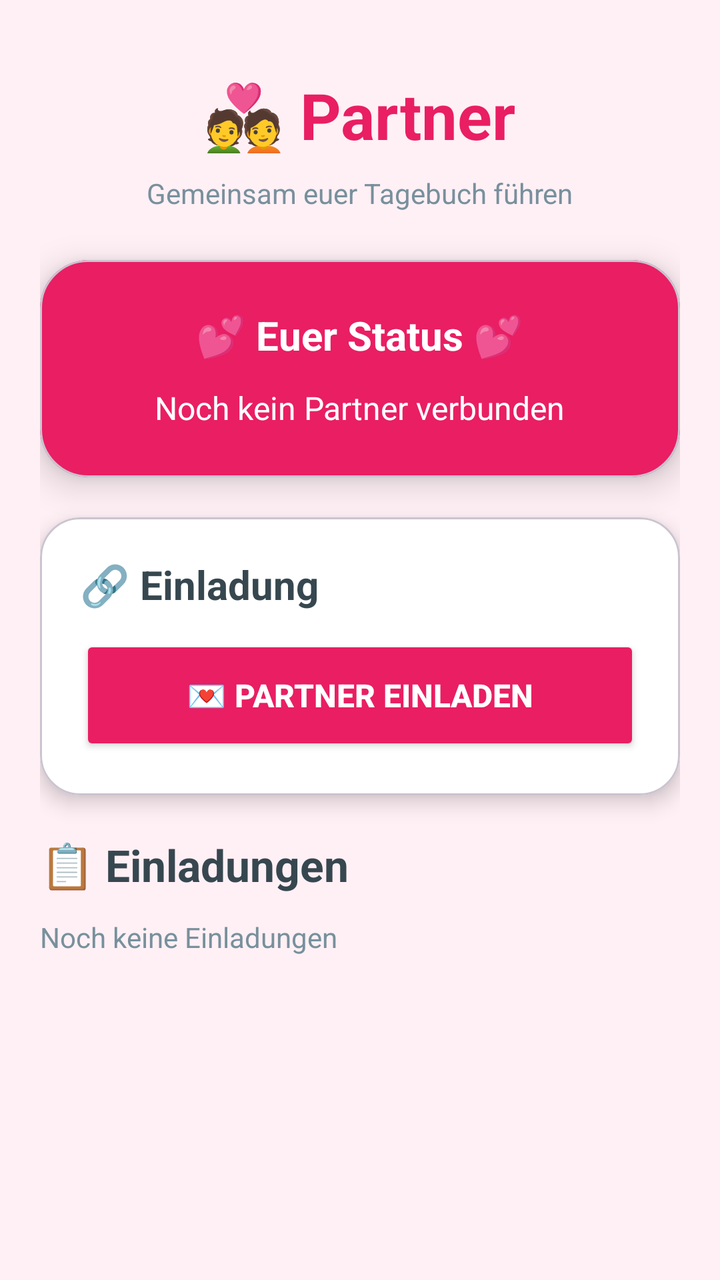
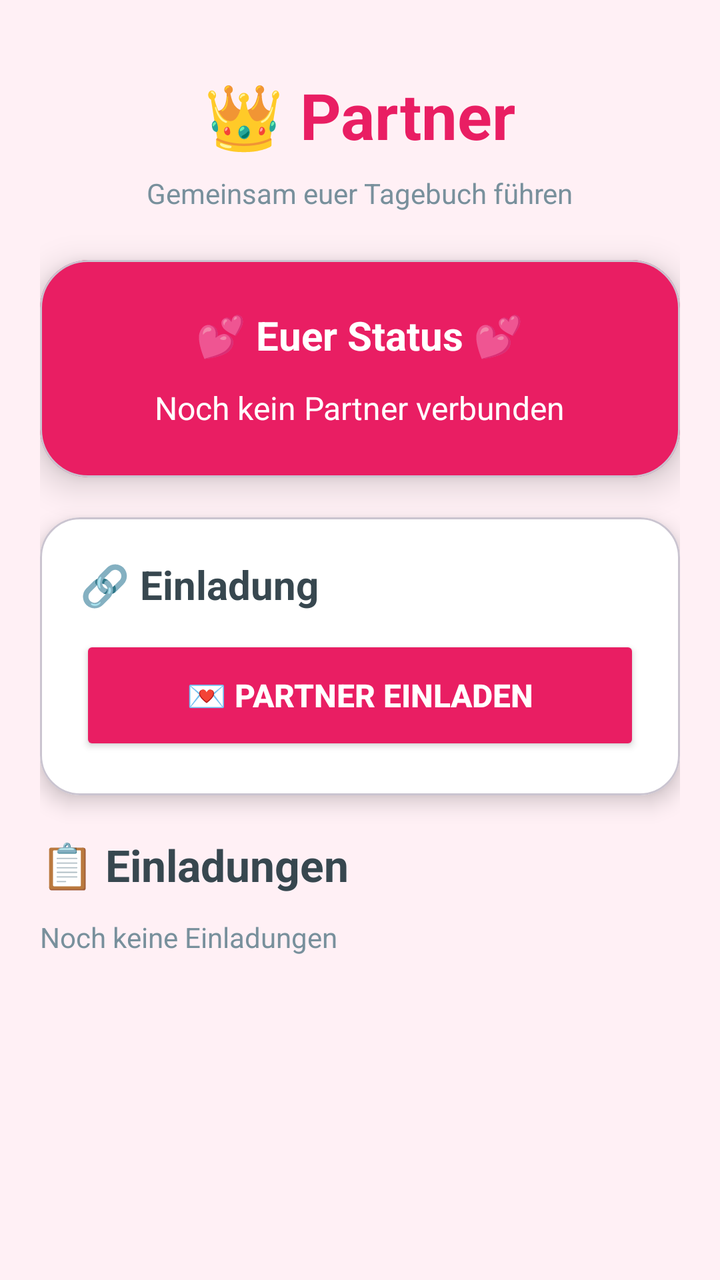

The first picture is an Android layout as it rendered before a commit; the second is the same layout after the commit. The layout source and the unified diff follow.
<!-- AndroidManifest.xml: application theme Theme.MeinTagebuch -->
<!-- res/layout/activity_partner.xml -->
<?xml version="1.0" encoding="utf-8"?>
<ScrollView
    xmlns:android="http://schemas.android.com/apk/res/android"
    xmlns:app="http://schemas.android.com/apk/res-auto"
    android:layout_width="match_parent"
    android:layout_height="match_parent"
    android:background="@color/background">

    <LinearLayout
        android:layout_width="match_parent"
        android:layout_height="wrap_content"
        android:orientation="vertical"
        android:padding="20dp">

        
        <TextView
            android:layout_width="wrap_content"
            android:layout_height="wrap_content"
            android:text="💑 Partner"
            android:textSize="32sp"
            android:textStyle="bold"
            android:textColor="@color/primary"
            android:layout_gravity="center"
            android:layout_marginTop="16dp"
            android:layout_marginBottom="8dp"/>

        <TextView
            android:layout_width="wrap_content"
            android:layout_height="wrap_content"
            android:text="Gemeinsam euer Tagebuch führen"
            android:textSize="14sp"
            android:textColor="@color/secondary_text"
            android:layout_gravity="center"
            android:layout_marginBottom="24dp"/>

        
        <com.google.android.material.card.MaterialCardView
            android:layout_width="match_parent"
            android:layout_height="wrap_content"
            android:layout_marginBottom="20dp"
            app:cardCornerRadius="24dp"
            app:cardElevation="10dp"
            android:backgroundTint="@color/primary">

            <LinearLayout
                android:layout_width="match_parent"
                android:layout_height="wrap_content"
                android:orientation="vertical"
                android:padding="24dp"
                android:gravity="center">

                <TextView
                    android:layout_width="wrap_content"
                    android:layout_height="wrap_content"
                    android:text="💕 Euer Status 💕"
                    android:textSize="20sp"
                    android:textStyle="bold"
                    android:textColor="@android:color/white"
                    android:layout_marginBottom="12dp"/>

                <TextView
                    android:id="@+id/partnerStatusText"
                    android:layout_width="wrap_content"
                    android:layout_height="wrap_content"
                    android:text="Noch kein Partner verbunden"
                    android:textSize="16sp"
                    android:textColor="@android:color/white"/>
            </LinearLayout>
        </com.google.android.material.card.MaterialCardView>

        
        <com.google.android.material.card.MaterialCardView
            android:layout_width="match_parent"
            android:layout_height="wrap_content"
            android:layout_marginBottom="20dp"
            app:cardCornerRadius="20dp"
            app:cardElevation="6dp"
            android:backgroundTint="@color/card_background">

            <LinearLayout
                android:layout_width="match_parent"
                android:layout_height="wrap_content"
                android:orientation="vertical"
                android:padding="20dp">

                <TextView
                    android:layout_width="wrap_content"
                    android:layout_height="wrap_content"
                    android:text="🔗 Einladung"
                    android:textSize="20sp"
                    android:textStyle="bold"
                    android:textColor="@color/primary_text"
                    android:layout_marginBottom="12dp"/>

                <Button
                    android:id="@+id/inviteButton"
                    android:layout_width="match_parent"
                    android:layout_height="60dp"
                    android:text="💌 Partner einladen"
                    android:textSize="16sp"
                    android:textStyle="bold"
                    android:backgroundTint="@color/primary"
                    android:textColor="@android:color/white"
                    app:cornerRadius="16dp"/>
            </LinearLayout>
        </com.google.android.material.card.MaterialCardView>

        
        <TextView
            android:layout_width="wrap_content"
            android:layout_height="wrap_content"
            android:text="📋 Einladungen"
            android:textSize="22sp"
            android:textStyle="bold"
            android:textColor="@color/primary_text"
            android:layout_marginBottom="12dp"/>

        <TextView
            android:id="@+id/inviteListText"
            android:layout_width="match_parent"
            android:layout_height="wrap_content"
            android:text="Noch keine Einladungen"
            android:textSize="14sp"
            android:textColor="@color/secondary_text"/>
    </LinearLayout>

</ScrollView>
<!-- resources referenced by this layout -->
<resources>
  <color name="background">#FFF0F5</color>
  <color name="card_background">#FFFFFF</color>
  <color name="primary">#E91E63</color>
  <color name="primary_text">#37474F</color>
  <color name="secondary_text">#78909C</color>
  <style name="Theme.MeinTagebuch" parent="Base.Theme.MeinTagebuch" />
  <style name="Base.Theme.MeinTagebuch" parent="Theme.Material3.DayNight.NoActionBar">
          
          
      </style>
</resources>

<!-- the commit's change to res/layout/activity_partner.xml (unified diff, before → after) -->
@@ -16,7 +16,7 @@
         <TextView
             android:layout_width="wrap_content"
             android:layout_height="wrap_content"
-            android:text="💑 Partner"
+            android:text="@string/partner_header"
             android:textSize="32sp"
             android:textStyle="bold"
             android:textColor="@color/primary"
@@ -27,7 +27,7 @@
         <TextView
             android:layout_width="wrap_content"
             android:layout_height="wrap_content"
-            android:text="Gemeinsam euer Tagebuch führen"
+            android:text="@string/partner_description"
             android:textSize="14sp"
             android:textColor="@color/secondary_text"
             android:layout_gravity="center"
@@ -52,7 +52,7 @@
                 <TextView
                     android:layout_width="wrap_content"
                     android:layout_height="wrap_content"
-                    android:text="💕 Euer Status 💕"
+                    android:text="@string/partner_status_header"
                     android:textSize="20sp"
                     android:textStyle="bold"
                     android:textColor="@android:color/white"
@@ -62,7 +62,7 @@
                     android:id="@+id/partnerStatusText"
                     android:layout_width="wrap_content"
                     android:layout_height="wrap_content"
-                    android:text="Noch kein Partner verbunden"
+                    android:text="@string/partner_status_none"
                     android:textSize="16sp"
                     android:textColor="@android:color/white"/>
             </LinearLayout>
@@ -86,7 +86,7 @@
                 <TextView
                     android:layout_width="wrap_content"
                     android:layout_height="wrap_content"
-                    android:text="🔗 Einladung"
+                    android:text="@string/partner_invite_header"
                     android:textSize="20sp"
                     android:textStyle="bold"
                     android:textColor="@color/primary_text"
@@ -96,7 +96,7 @@
                     android:id="@+id/inviteButton"
                     android:layout_width="match_parent"
                     android:layout_height="60dp"
-                    android:text="💌 Partner einladen"
+                    android:text="@string/partner_invite_button"
                     android:textSize="16sp"
                     android:textStyle="bold"
                     android:backgroundTint="@color/primary"
@@ -109,7 +109,7 @@
         <TextView
             android:layout_width="wrap_content"
             android:layout_height="wrap_content"
-            android:text="📋 Einladungen"
+            android:text="@string/partner_invites_header"
             android:textSize="22sp"
             android:textStyle="bold"
             android:textColor="@color/primary_text"
@@ -119,7 +119,7 @@
             android:id="@+id/inviteListText"
             android:layout_width="match_parent"
             android:layout_height="wrap_content"
-            android:text="Noch keine Einladungen"
+            android:text="@string/partner_invites_empty"
             android:textSize="14sp"
             android:textColor="@color/secondary_text"/>
     </LinearLayout>
<!-- resource entries referenced after the edit -->
@@ -5,6 +5,14 @@
   <color name="primary">#E91E63</color>
   <color name="primary_text">#37474F</color>
   <color name="secondary_text">#78909C</color>
+  <string name="partner_description">Gemeinsam euer Tagebuch führen</string>
+  <string name="partner_header">👑 Partner</string>
+  <string name="partner_invite_button">💌 Partner einladen</string>
+  <string name="partner_invite_header">🔗 Einladung</string>
+  <string name="partner_invites_empty">Noch keine Einladungen</string>
+  <string name="partner_invites_header">📋 Einladungen</string>
+  <string name="partner_status_header">💕 Euer Status 💕</string>
+  <string name="partner_status_none">Noch kein Partner verbunden</string>
   <style name="Theme.MeinTagebuch" parent="Base.Theme.MeinTagebuch" />
   <style name="Base.Theme.MeinTagebuch" parent="Theme.Material3.DayNight.NoActionBar">
           
